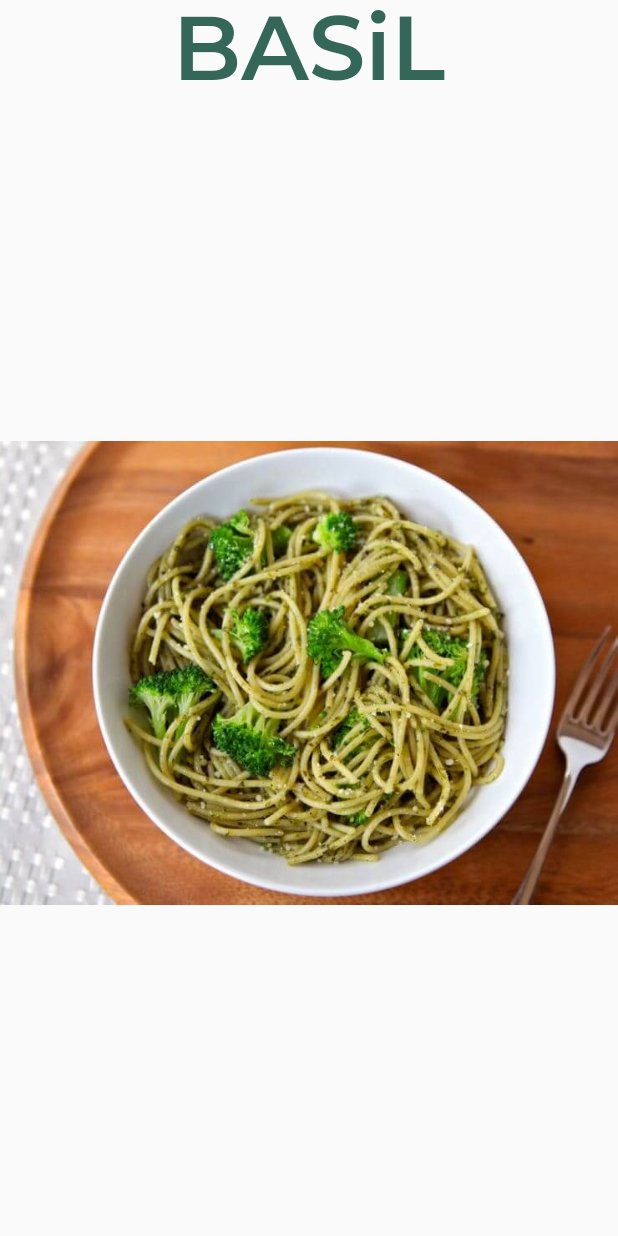
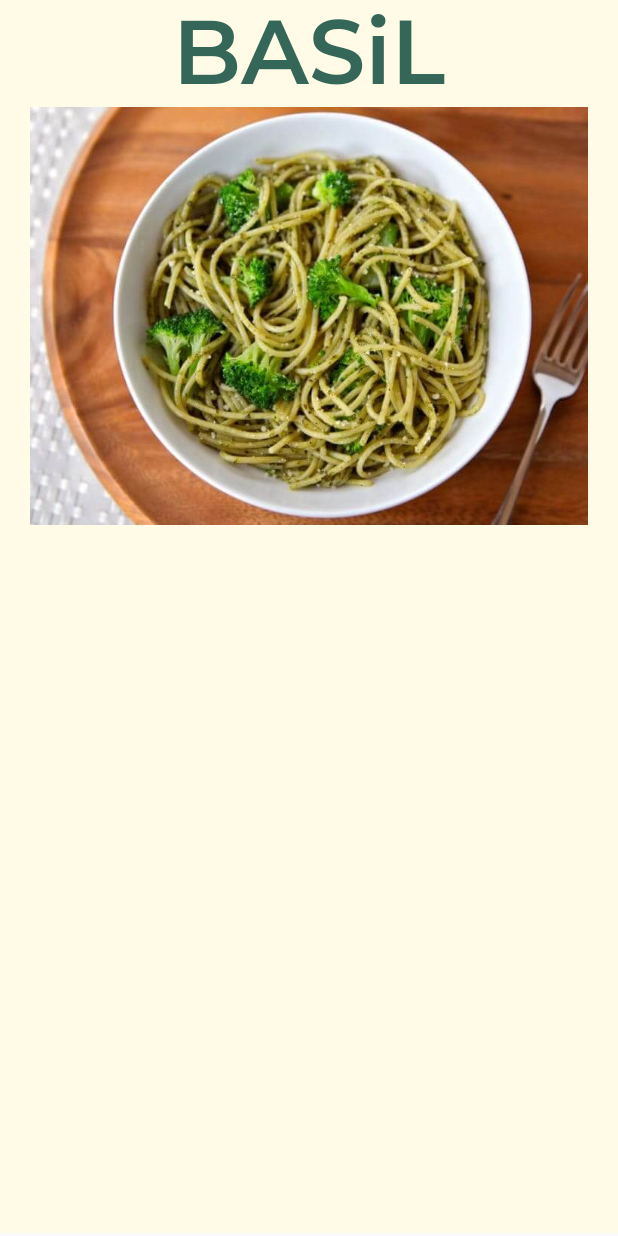
Before and after one commit to programadorthi/flutter_material_basil, a Flutter app: the screen it shows after launch, on a phone screen of 412 x 824 dp. Run offline on Flutter 3.47's test engine with Material 2 defaults, Android fonts, the phone set to English and light mode, and no system bars.

Commit message:
Backdrop menu in progress

```diff
--- a/lib/main.dart
+++ b/lib/main.dart
@@ -17,13 +17,7 @@ class MyApp extends StatelessWidget {
         primaryColorDark: colorPrimaryDark,
         primaryColorLight: colorPrimaryLight,
       ),
-      //home: AppPage(title: 'BASiL'),
-      home: Backdrop(
-        backLayer: Container(
-          color: colorSecondaryLight,
-        ),
-        frontLayer: AppPage(),
-      ),
+      home: AppPage(),
     );
   }
 }
@@ -31,12 +25,17 @@ class MyApp extends StatelessWidget {
 class AppPage extends StatelessWidget {
   final String title = 'BASiL';
 
-  Widget _buildTopLogo(EdgeInsets systemPadding) {
-    return Stack(
-      alignment: Alignment.topCenter,
+  Widget _buildBackDrop() {
+    return Backdrop(
+      backLayer: Container(
+        color: colorSecondaryLight,
+      ),
+      frontLayer: ListView(
+        padding: EdgeInsets.symmetric(
+          horizontal: 20.0,
+        ),
         children: <Widget>[
-        Transform(
-          transform: Matrix4.translationValues(0.0, -5.0, 0.0),
+          Center(
             child: Text(
               this.title,
               style: TextStyle(
@@ -46,12 +45,9 @@ class AppPage extends StatelessWidget {
               ),
             ),
           ),
-        Container(
-          color: colorPrimaryLight,
-          height: systemPadding.top,
-          width: double.infinity,
+          Image.asset('assets/images/cream_presto_pasta.jpg'),
+        ],
       ),
-      ],
     );
   }
 
@@ -59,14 +55,20 @@ class AppPage extends StatelessWidget {
   Widget build(BuildContext context) {
     final EdgeInsets systemPadding = MediaQuery.of(context).padding;
     return Scaffold(
-      body: Column(
+      body: Stack(
+        alignment: Alignment.topCenter,
         children: <Widget>[
-          _buildTopLogo(systemPadding),
-          Expanded(
-            child: Image.asset('assets/images/cream_presto_pasta.jpg'),
+          Transform(
+            transform: Matrix4.translationValues(0.0, -2.0, 0.0),
+            child: _buildBackDrop(),
+          ),
+          Container(
+            color: colorPrimaryLight,
+            height: systemPadding.top,
+            width: double.infinity,
           ),
         ],
-      )
+      ),
     );
   }
 }
--- a/lib/menu/backdrop.dart
+++ b/lib/menu/backdrop.dart
@@ -1,5 +1,6 @@
 import 'package:flutter/material.dart';
 
+const double _minDistance = 60.0;
 const double _revealVelocity = 2.0;
 
 class Backdrop extends StatefulWidget {
@@ -52,7 +53,11 @@ class _BackdropState extends State<Backdrop>
 
   Widget _buildStack(BuildContext context, BoxConstraints constraints) {
     final Size layerSize = constraints.biggest;
-    final double layerTop = layerSize.height - 40.0;
+    final double layerTop = layerSize.height - 33.0;
+
+    //print(">>>> Layer size: $layerSize");
+    //print(">>>> Layer height: ${layerSize.height}");
+    //print(">>>> Layer top: $layerTop");
 
     final Animation<RelativeRect> layerAnimation = RelativeRectTween(
       begin: RelativeRect.fromLTRB(
@@ -69,12 +74,9 @@ class _BackdropState extends State<Backdrop>
           },
           child: widget.backLayer,
         ),
-        PositionedTransition(
-          rect: layerAnimation,
+        Positioned.fill(
           child: GestureDetector(
-            onVerticalDragUpdate: (details) {
-              //print(">> Delta: ${details.delta}");
-              //print(">> Primary: ${details.primaryDelta}");
+            onVerticalDragStart: (details) {
               print(">> Global: ${details.globalPosition}");
             },
             onTap: () {
@@ -89,8 +91,6 @@ class _BackdropState extends State<Backdrop>
 
   @override
   Widget build(BuildContext context) {
-    return Scaffold(
-      body: LayoutBuilder(builder: _buildStack),
-    );
+    return LayoutBuilder(builder: _buildStack);
   }
 }
```
Lines whose indentation alone changed are shown as unchanged.
